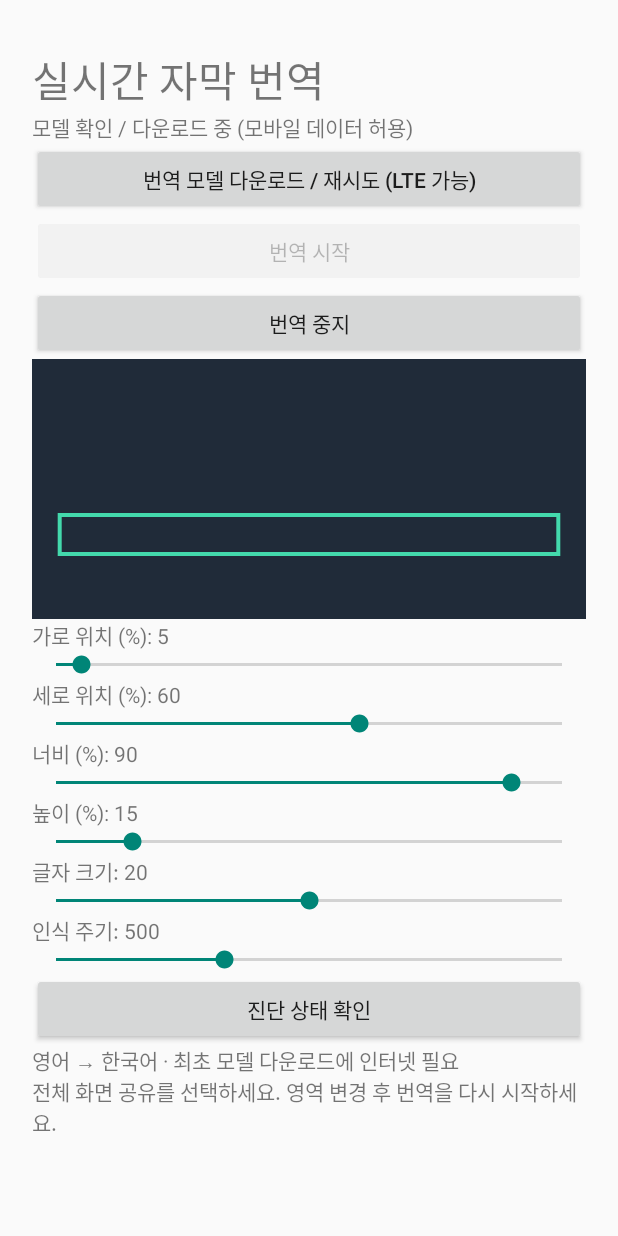
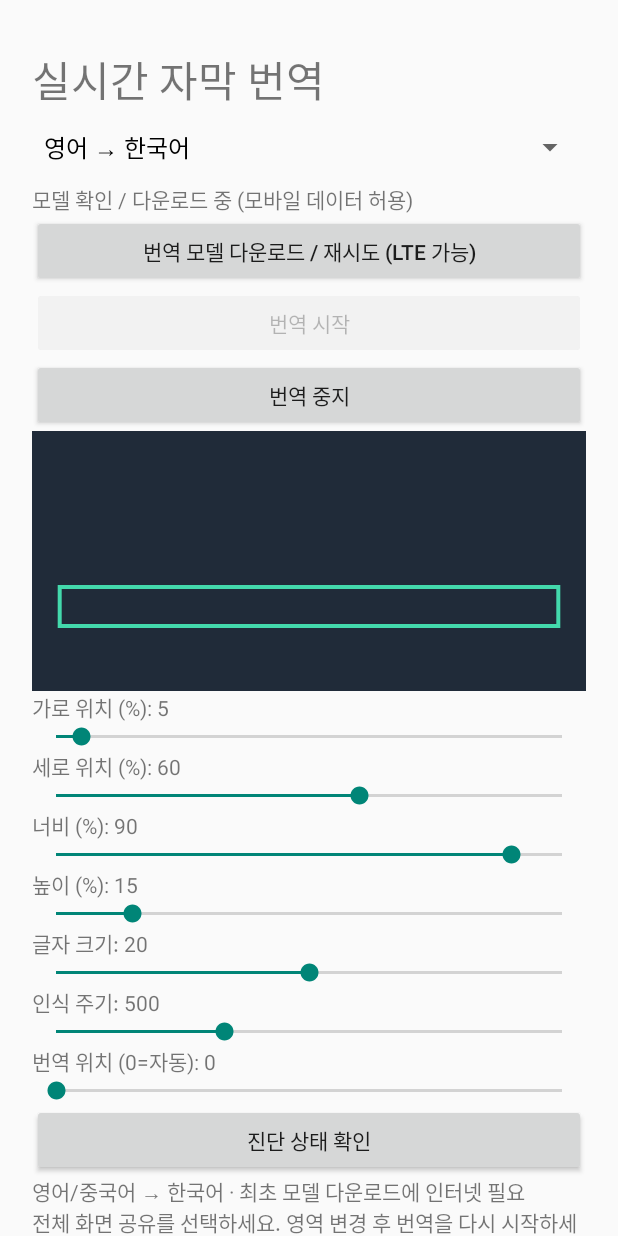
Before and after one commit to pringlestars-lang/live-subtitle-translator, an Android app: the screen it shows after launch (MainActivity), on a phone screen of 412 x 824 dp. Run offline under Robolectric (Android 15) with nearby library versions, the phone set to English and light mode, and no system bars; libraries missing offline, so code that uses them is left out: com.google.mlkit.nl; 2 statements that could not run were skipped.

Commit message:
Add Chinese translation and subtitle controls

```diff
--- a/app/src/main/java/com/pringlestars/livesubtitle/MainActivity.java
+++ b/app/src/main/java/com/pringlestars/livesubtitle/MainActivity.java
@@ -6,15 +6,15 @@ public class MainActivity extends Activity {
  String[] keys={"x","y","w","h","size","interval"}; int[] defaults={5,60,90,15,20,500};
  public void onCreate(Bundle b){super.onCreate(b);if(Build.VERSION.SDK_INT>=33&&checkSelfPermission("android.permission.POST_NOTIFICATIONS")!=android.content.pm.PackageManager.PERMISSION_GRANTED)requestPermissions(new String[]{"android.permission.POST_NOTIFICATIONS"},99);p=getSharedPreferences("settings",0); LinearLayout l=new LinearLayout(this);l.setOrientation(1);l.setPadding(32,48,32,32);ScrollView s=new ScrollView(this);s.addView(l);setContentView(s);
  TextView title=new TextView(this);title.setText("실시간 자막 번역");title.setTextSize(28);l.addView(title);
- modelStatus=new TextView(this);modelStatus.setText("번역 모델 확인 필요");l.addView(modelStatus);button(l,"번역 모델 다운로드 / 재시도 (LTE 가능)",()->prepareModel());
- startButton=button(l,"번역 시작",()->{if(!Settings.canDrawOverlays(this)){startActivity(new Intent(Settings.ACTION_MANAGE_OVERLAY_PERMISSION,Uri.parse("package:"+getPackageName())));return;}startActivityForResult(getSystemService(MediaProjectionManager.class).createScreenCaptureIntent(),42);});startButton.setEnabled(false);prepareModel();
+ Spinner lang=new Spinner(this);lang.setAdapter(new ArrayAdapter<String>(this,android.R.layout.simple_spinner_dropdown_item,new String[]{"영어 → 한국어","중국어 → 한국어"}));lang.setSelection(p.getBoolean("chinese",false)?1:0);l.addView(lang);modelStatus=new TextView(this);modelStatus.setText("번역 모델 확인 필요");l.addView(modelStatus);button(l,"번역 모델 다운로드 / 재시도 (LTE 가능)",()->prepareModel());
+ startButton=button(l,"번역 시작",()->{if(!Settings.canDrawOverlays(this)){startActivity(new Intent(Settings.ACTION_MANAGE_OVERLAY_PERMISSION,Uri.parse("package:"+getPackageName())));return;}startActivityForResult(getSystemService(MediaProjectionManager.class).createScreenCaptureIntent(),42);});startButton.setEnabled(false);prepareModel();lang.setOnItemSelectedListener(new android.widget.AdapterView.OnItemSelectedListener(){public void onNothingSelected(AdapterView<?> a){}public void onItemSelected(AdapterView<?> a,View v,int pos,long id){if(p.getBoolean("chinese",false)==(pos==1))return;stopService(new Intent(MainActivity.this,CaptureService.class));p.edit().putBoolean("chinese",pos==1).apply();attempt++;downloading=false;if(model!=null){model.close();model=null;}prepareModel();}});
  button(l,"번역 중지",()->stopService(new Intent(this,CaptureService.class)));
  preview=new Preview();l.addView(preview,new LinearLayout.LayoutParams(-1,260));
  String[] names={"가로 위치 (%)","세로 위치 (%)","너비 (%)","높이 (%)","글자 크기","인식 주기"};
  for(int i=0;i<6;i++){final int j=i;TextView t=new TextView(this);l.addView(t);SeekBar bar=new SeekBar(this);bar.setMax(i==5?3:i==4?40:100);int v=p.getInt(keys[i],defaults[i]);int[] intervals={300,500,1000,2000};bar.setProgress(i==5?(v==300?0:v==1000?2:v==2000?3:1):v);t.setText(names[i]+": "+v);l.addView(bar);bar.setOnSeekBarChangeListener(new SeekBar.OnSeekBarChangeListener(){public void onStartTrackingTouch(SeekBar b){}public void onStopTrackingTouch(SeekBar b){}public void onProgressChanged(SeekBar b,int n,boolean u){int a=j==5?intervals[n]:j==4?Math.max(12,n):n;p.edit().putInt(keys[j],a).apply();t.setText(names[j]+": "+a);preview.invalidate();}});}
- button(l,"진단 상태 확인",()->new AlertDialog.Builder(this).setTitle("최근 번역 상태").setMessage(p.getString("diagnostic","아직 캡처 기록 없음")).setPositiveButton("확인",null).show());TextView info=new TextView(this);info.setText("영어 → 한국어 · 최초 모델 다운로드에 인터넷 필요\n전체 화면 공유를 선택하세요. 영역 변경 후 번역을 다시 시작하세요.");l.addView(info);}
+ TextView posLabel=new TextView(this);posLabel.setText("번역 위치 (0=자동): "+p.getInt("subtitleY",0));l.addView(posLabel);SeekBar posBar=new SeekBar(this);posBar.setMax(90);posBar.setProgress(p.getInt("subtitleY",0));l.addView(posBar);posBar.setOnSeekBarChangeListener(new SeekBar.OnSeekBarChangeListener(){public void onStartTrackingTouch(SeekBar b){}public void onStopTrackingTouch(SeekBar b){}public void onProgressChanged(SeekBar b,int n,boolean u){p.edit().putInt("subtitleY",n).apply();posLabel.setText("번역 위치 (0=자동): "+n);}});button(l,"진단 상태 확인",()->new AlertDialog.Builder(this).setTitle("최근 번역 상태").setMessage(p.getString("diagnostic","아직 캡처 기록 없음")).setPositiveButton("확인",null).show());TextView info=new TextView(this);info.setText("영어/중국어 → 한국어 · 최초 모델 다운로드에 인터넷 필요\n전체 화면 공유를 선택하세요. 영역 변경 후 번역을 다시 시작하세요.");l.addView(info);}
  Button button(LinearLayout l,String t,Runnable r){Button b=new Button(this);b.setText(t);b.setOnClickListener(v->r.run());l.addView(b);return b;}
- void prepareModel(){if(downloading)return;downloading=true;int token=++attempt;modelStatus.setText("모델 확인 / 다운로드 중 (모바일 데이터 허용)");startButton.setEnabled(false);if(model==null)model=Translation.getClient(new TranslatorOptions.Builder().setSourceLanguage(TranslateLanguage.ENGLISH).setTargetLanguage(TranslateLanguage.KOREAN).build());model.downloadModelIfNeeded(new DownloadConditions.Builder().build()).addOnCompleteListener(this,t->{if(token!=attempt)return;downloading=false;modelReady=t.isSuccessful();startButton.setEnabled(modelReady);modelStatus.setText(modelReady?"번역 모델 준비 완료":"다운로드 실패: "+t.getException());});handler.postDelayed(()->{if(token==attempt&&downloading){downloading=false;attempt++;modelStatus.setText("120초 동안 완료 응답 없음. 네트워크 확인 후 재시도하세요.");}},120000);}
+ void prepareModel(){if(downloading)return;downloading=true;int token=++attempt;modelStatus.setText("모델 확인 / 다운로드 중 (모바일 데이터 허용)");startButton.setEnabled(false);if(model==null)model=Translation.getClient(new TranslatorOptions.Builder().setSourceLanguage(p.getBoolean("chinese",false)?TranslateLanguage.CHINESE:TranslateLanguage.ENGLISH).setTargetLanguage(TranslateLanguage.KOREAN).build());model.downloadModelIfNeeded(new DownloadConditions.Builder().build()).addOnCompleteListener(this,t->{if(token!=attempt)return;downloading=false;modelReady=t.isSuccessful();startButton.setEnabled(modelReady);modelStatus.setText(modelReady?"번역 모델 준비 완료":"다운로드 실패: "+t.getException());});handler.postDelayed(()->{if(token==attempt&&downloading){downloading=false;attempt++;modelStatus.setText("120초 동안 완료 응답 없음. 네트워크 확인 후 재시도하세요.");}},120000);}
  protected void onDestroy(){handler.removeCallbacksAndMessages(null);if(model!=null)model.close();super.onDestroy();}
  protected void onActivityResult(int q,int c,Intent d){super.onActivityResult(q,c,d);if(q==42&&c==RESULT_OK&&d!=null){Intent i=new Intent(this,CaptureService.class);i.putExtra("code",c);i.putExtra("data",d);startForegroundService(i);moveTaskToBack(true);}}
  class Preview extends View{Paint a=new Paint();Preview(){super(MainActivity.this);}protected void onDraw(Canvas c){float w=getWidth(),h=getHeight();a.setColor(0xff202b39);c.drawRect(0,0,w,h,a);a.setColor(0xff43d9ac);a.setStyle(Paint.Style.STROKE);a.setStrokeWidth(4);float x=w*p.getInt("x",5)/100,y=h*p.getInt("y",60)/100;c.drawRect(x,y,Math.min(w,x+w*p.getInt("w",90)/100),Math.min(h,y+h*p.getInt("h",15)/100),a);a.setStyle(Paint.Style.FILL);}}
```
